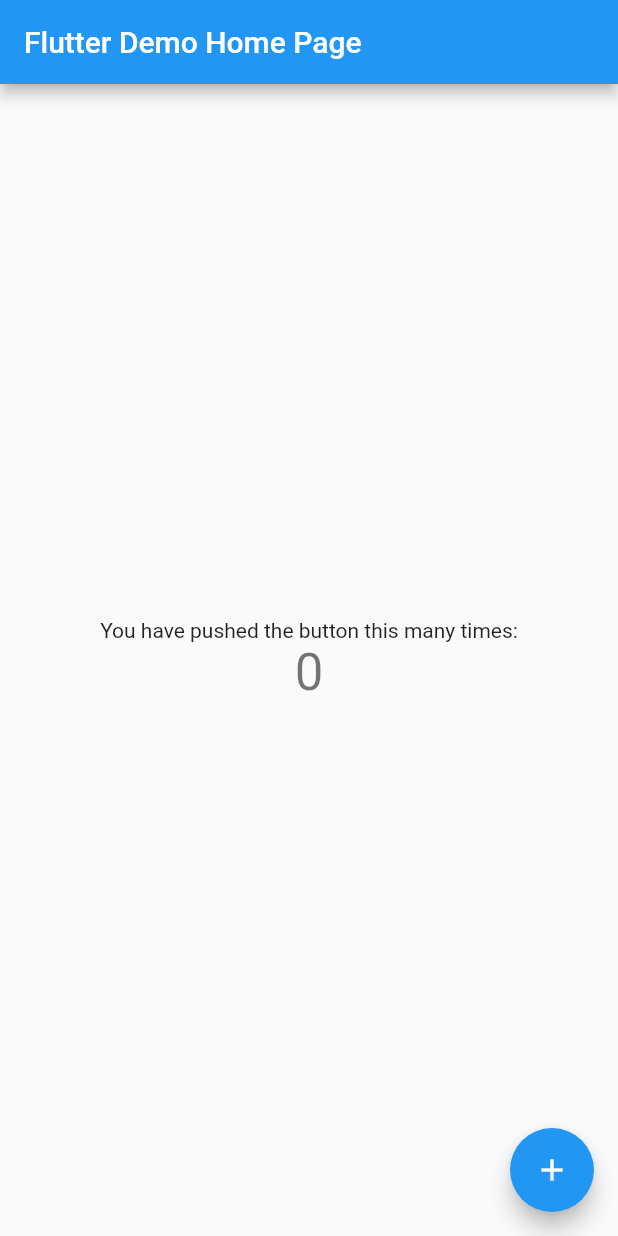
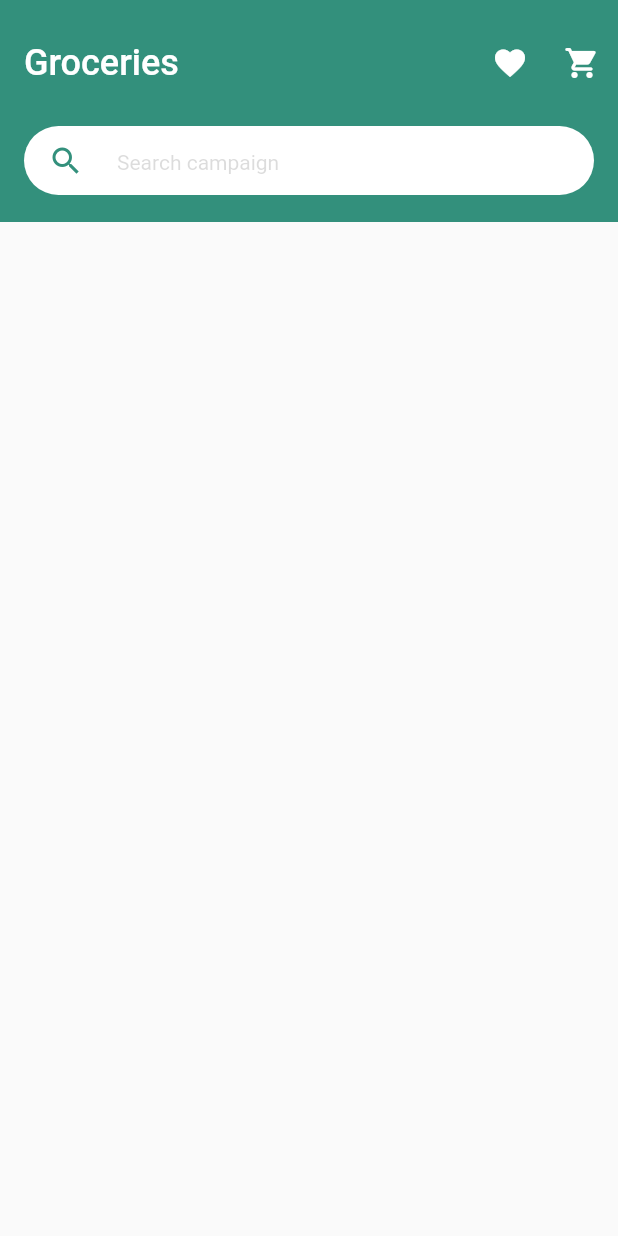
Before and after one commit to mateusisrael/tradly, a Flutter app: the screen it shows after launch, on a phone screen of 412 x 824 dp. Run offline on Flutter 3.47's test engine with Material 2 defaults, Android fonts, the phone set to English and light mode, and no system bars.

Commit message:
header and searchbar

```diff
--- /dev/null
+++ b/TODO.txt
@@ -0,0 +1,10 @@
+TODO
+  criar tela inicial
+  criar componente de rotas
+
+
+DOING
+  ajustar topBar de acordo com o protótipo
+
+DONE
+  criar componente de tema com cor primaria
--- a/lib/main.dart
+++ b/lib/main.dart
@@ -1,115 +1,44 @@
 import 'package:flutter/material.dart';
+import 'package:flutter/services.dart';
+import 'themes/default_theme.dart';
+
+import 'screens/home.dart';
 
 void main() {
-  runApp(const MyApp());
+  runApp(const TradlyApp());
 }
 
-class MyApp extends StatelessWidget {
-  const MyApp({Key? key}) : super(key: key);
+class TradlyApp extends StatelessWidget {
+  const TradlyApp({Key? key}) : super(key: key);
 
-  // This widget is the root of your application.
   @override
   Widget build(BuildContext context) {
+    SystemChrome.setSystemUIOverlayStyle(
+        const SystemUiOverlayStyle(statusBarColor: Color(0xff33907C)
+            // systemNavigationBarColor: const Color(0xff33907C)));
+            ));
+
     return MaterialApp(
-      title: 'Flutter Demo',
-      theme: ThemeData(
-        // This is the theme of your application.
-        //
-        // Try running your application with "flutter run". You'll see the
-        // application has a blue toolbar. Then, without quitting the app, try
-        // changing the primarySwatch below to Colors.green and then invoke
-        // "hot reload" (press "r" in the console where you ran "flutter run",
-        // or simply save your changes to "hot reload" in a Flutter IDE).
-        // Notice that the counter didn't reset back to zero; the application
-        // is not restarted.
-        primarySwatch: Colors.blue,
+      theme: defaultTheme,
+      debugShowCheckedModeBanner: false,
+      title: 'Tradly',
+      home: Scaffold(
+        appBar: AppBar(
+            elevation: 0,
+            toolbarHeight: 84,
+            actions: [
+              IconButton(onPressed: () {}, icon: const Icon(Icons.favorite)),
+              IconButton(
+                  onPressed: () {},
+                  icon: const Icon(Icons.shopping_cart_rounded))
+            ],
+            systemOverlayStyle: SystemUiOverlayStyle.light,
+            title: const Text(
+              'Groceries',
+              style: TextStyle(fontSize: 24),
+            )),
+        body: const Home(),
       ),
-      home: const MyHomePage(title: 'Flutter Demo Home Page'),
     );
   }
 }
-
-class MyHomePage extends StatefulWidget {
-  const MyHomePage({Key? key, required this.title}) : super(key: key);
-
-  // This widget is the home page of your application. It is stateful, meaning
-  // that it has a State object (defined below) that contains fields that affect
-  // how it looks.
-
-  // This class is the configuration for the state. It holds the values (in this
-  // case the title) provided by the parent (in this case the App widget) and
-  // used by the build method of the State. Fields in a Widget subclass are
-  // always marked "final".
-
-  final String title;
-
-  @override
-  State<MyHomePage> createState() => _MyHomePageState();
-}
-
-class _MyHomePageState extends State<MyHomePage> {
-  int _counter = 0;
-
-  void _incrementCounter() {
-    setState(() {
-      // This call to setState tells the Flutter framework that something has
-      // changed in this State, which causes it to rerun the build method below
-      // so that the display can reflect the updated values. If we changed
-      // _counter without calling setState(), then the build method would not be
-      // called again, and so nothing would appear to happen.
-      _counter++;
-    });
-  }
-
-  @override
-  Widget build(BuildContext context) {
-    // This method is rerun every time setState is called, for instance as done
-    // by the _incrementCounter method above.
-    //
-    // The Flutter framework has been optimized to make rerunning build methods
-    // fast, so that you can just rebuild anything that needs updating rather
-    // than having to individually change instances of widgets.
-    return Scaffold(
-      appBar: AppBar(
-        // Here we take the value from the MyHomePage object that was created by
-        // the App.build method, and use it to set our appbar title.
-        title: Text(widget.title),
-      ),
-      body: Center(
-        // Center is a layout widget. It takes a single child and positions it
-        // in the middle of the parent.
-        child: Column(
-          // Column is also a layout widget. It takes a list of children and
-          // arranges them vertically. By default, it sizes itself to fit its
-          // children horizontally, and tries to be as tall as its parent.
-          //
-          // Invoke "debug painting" (press "p" in the console, choose the
-          // "Toggle Debug Paint" action from the Flutter Inspector in Android
-          // Studio, or the "Toggle Debug Paint" command in Visual Studio Code)
-          // to see the wireframe for each widget.
-          //
-          // Column has various properties to control how it sizes itself and
-          // how it positions its children. Here we use mainAxisAlignment to
-          // center the children vertically; the main axis here is the vertical
-          // axis because Columns are vertical (the cross axis would be
-          // horizontal).
-          mainAxisAlignment: MainAxisAlignment.center,
-          children: <Widget>[
-            const Text(
-              'You have pushed the button this many times:',
-            ),
-            Text(
-              '$_counter',
-              style: Theme.of(context).textTheme.headline4,
-            ),
-          ],
-        ),
-      ),
-      floatingActionButton: FloatingActionButton(
-        onPressed: _incrementCounter,
-        tooltip: 'Increment',
-        child: const Icon(Icons.add),
-      ), // This trailing comma makes auto-formatting nicer for build methods.
-    );
-  }
-}
--- /dev/null
+++ b/lib/screens/home.dart
@@ -0,0 +1,63 @@
+import 'package:flutter/material.dart';
+
+class Home extends StatelessWidget {
+  const Home({Key? key}) : super(key: key);
+
+  @override
+  Widget build(BuildContext context) {
+    return Stack(
+      children: [SubStatusBar()],
+    );
+  }
+}
+
+class SubStatusBar extends StatelessWidget {
+  const SubStatusBar({Key? key}) : super(key: key);
+
+  @override
+  Widget build(BuildContext context) {
+    final primaryColor = Theme.of(context).primaryColor;
+    return Container(
+        padding: const EdgeInsets.only(
+          left: 16,
+          right: 16,
+        ),
+        width: double.infinity,
+        height: 64,
+        decoration: BoxDecoration(
+          color: Theme.of(context).primaryColor,
+        ),
+        child: Column(children: [
+          Container(
+            padding: EdgeInsets.only(left: 16, right: 16),
+            height: 46,
+            decoration: const BoxDecoration(
+              borderRadius: BorderRadius.all(Radius.circular(25)),
+              color: Colors.white,
+            ),
+            child: Row(
+              children: const [
+                Icon(
+                  Icons.search,
+                  color: Color(0xff33907C),
+                  size: 24,
+                ),
+                Expanded(
+                    child: Padding(
+                  padding: EdgeInsets.only(left: 22),
+                  child: TextField(
+                    decoration: InputDecoration(
+                        hintStyle: TextStyle(
+                          color: Color.fromRGBO(79, 79, 79, 0.2),
+                          fontSize: 14,
+                        ),
+                        hintText: 'Search campaign',
+                        border: InputBorder.none),
+                  ),
+                ))
+              ],
+            ),
+          ),
+        ]));
+  }
+}
--- /dev/null
+++ b/lib/themes/default_theme.dart
@@ -0,0 +1,8 @@
+import 'package:flutter/material.dart';
+
+var defaultTheme = ThemeData(
+    appBarTheme: const AppBarTheme(
+        backgroundColor: Color(0xff33907C),
+        toolbarTextStyle: TextStyle(fontSize: 24, color: Colors.amber)),
+    brightness: Brightness.light,
+    primaryColor: const Color(0xff33907C));
```
